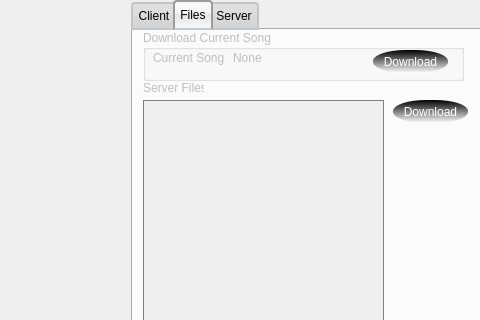
This is mainwindow.ui in warren80/comaudio as Qt 5 draws it before an edit; both pictures show x 189 to 669 and y 0 to 320 of the 669 by 440 pixel window. The edited form follows.
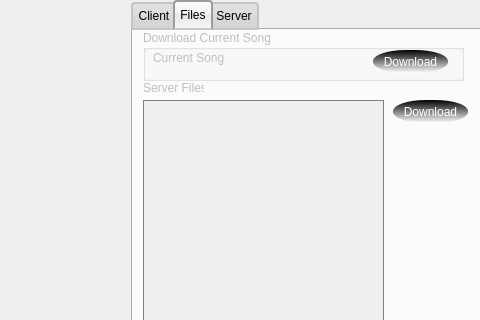
This is the edited form. The open tabs and pages were chosen to show the change. Icons and pictures are not drawn.

Commit message: song name shows when playing

Diff of the .ui file:
```diff
--- a/mainwindow.ui
+++ b/mainwindow.ui
@@ -512,7 +512,7 @@
         </rect>
        </property>
        <property name="text">
-        <string>None</string>
+        <string/>
        </property>
       </widget>
      </widget>
```
Left out of the diff: 2 changed lines with no effect on the pictures. The commit also changes 1 other file.
